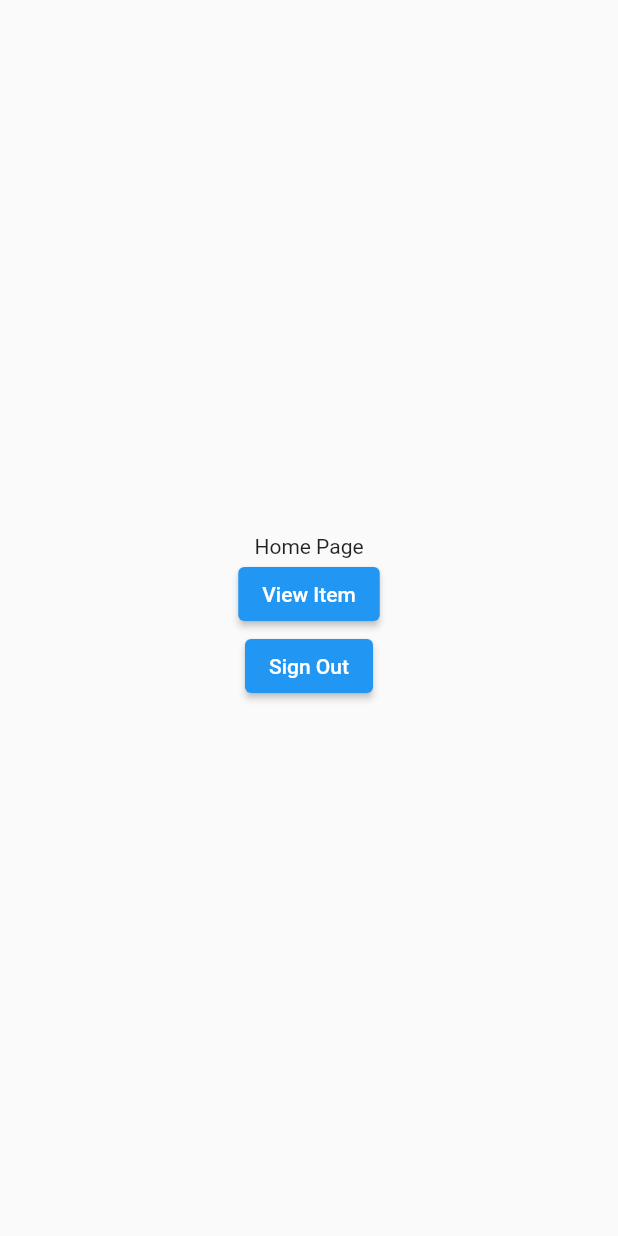
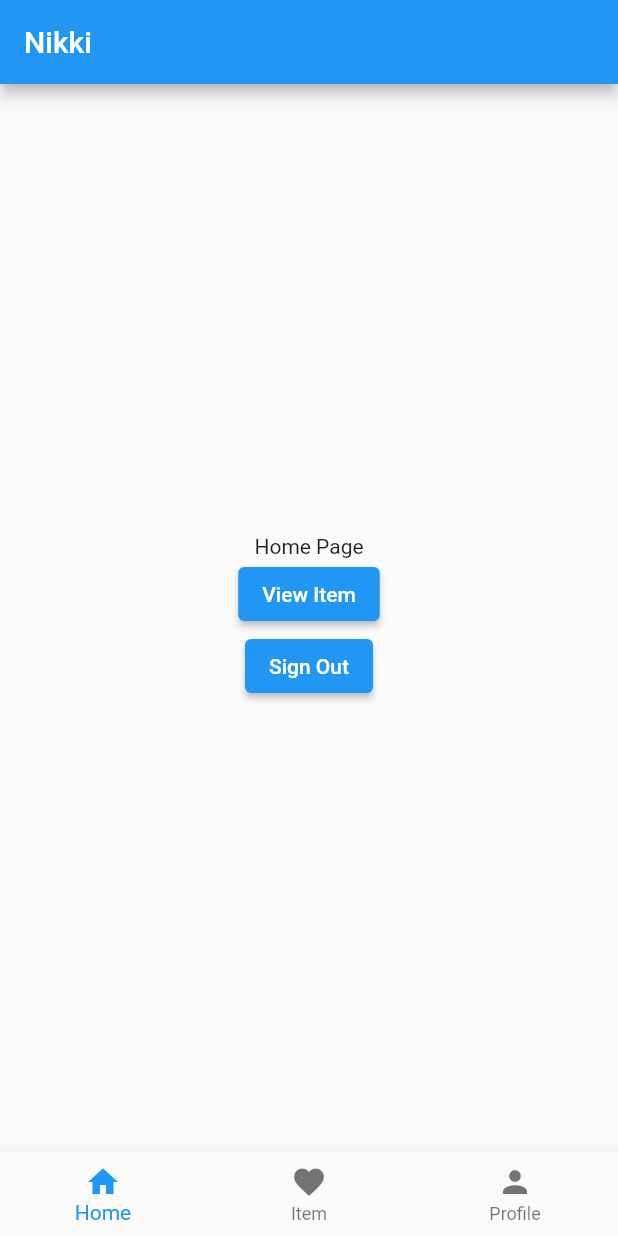
Before and after one commit to KeithBacalso/flutter_gorouter, a Flutter app: the screen it shows after launch, after a tap on "Sign In", after a tap on "Done", on a phone screen of 412 x 824 dp. Run offline on Flutter 3.47's test engine with Material 2 defaults, Android fonts, the phone set to English and light mode, and no system bars; our stand-ins replace bloc, flutter_bloc, freezed_annotation, go_router, hive_flutter; accounts and stored records are empty.

Commit message:
Added bottom nav bar.

```diff
--- /dev/null
+++ b/lib/pages/favorites_page.dart
@@ -0,0 +1,14 @@
+import 'package:flutter/material.dart';
+
+class FavoritesPage extends StatelessWidget {
+  const FavoritesPage({super.key});
+
+  @override
+  Widget build(BuildContext context) {
+    return const Scaffold(
+      body: Center(
+        child: Text('Favorites Page'),
+      ),
+    );
+  }
+}
--- a/lib/pages/home_page.dart
+++ b/lib/pages/home_page.dart
@@ -6,12 +6,13 @@ import '../cubit/user_cubit.dart';
 import '../router/route_utils.dart';
 
 class HomePage extends StatelessWidget {
-  const HomePage({super.key});
+  const HomePage({
+    Key? key,
+  }) : super(key: key);
 
   @override
   Widget build(BuildContext context) {
-    return Scaffold(
-      body: Center(
+    return Center(
       child: Column(
         mainAxisAlignment: MainAxisAlignment.center,
         children: [
@@ -30,7 +31,6 @@ class HomePage extends StatelessWidget {
           ),
         ],
       ),
-      ),
     );
   }
 }
--- a/lib/pages/view_profile_page.dart
+++ b/lib/pages/profile_page.dart
@@ -1,14 +1,13 @@
-
 import 'package:flutter/material.dart';
 
-class ViewProfilePage extends StatelessWidget {
-  const ViewProfilePage({super.key});
+class ProfilePage extends StatelessWidget {
+  const ProfilePage({super.key});
 
   @override
   Widget build(BuildContext context) {
     return const Scaffold(
       body: Center(
-        child: Text('View Profile Page'),
+        child: Text('Profile Page'),
       ),
     );
   }
--- /dev/null
+++ b/lib/pages/root_page.dart
@@ -0,0 +1,58 @@
+import 'package:flutter/material.dart';
+import 'package:go_router/go_router.dart';
+
+import '../router/route_utils.dart';
+import 'favorites_page.dart';
+import 'home_page.dart';
+import 'profile_page.dart';
+
+//* RootPage is where the bottom nav pages are set up.
+class RootPage extends StatefulWidget {
+  const RootPage({super.key});
+
+  @override
+  State<RootPage> createState() => _RootPageState();
+}
+
+class _RootPageState extends State<RootPage> {
+  int _selectedIndex = 0;
+  late String _appbarTitle;
+
+  @override
+  Widget build(BuildContext context) {
+    const bottomNavBarItems = <BottomNavigationBarItem>[
+      BottomNavigationBarItem(icon: Icon(Icons.home), label: 'Home'),
+      BottomNavigationBarItem(icon: Icon(Icons.favorite), label: 'Item'),
+      BottomNavigationBarItem(icon: Icon(Icons.person), label: 'Profile'),
+    ];
+
+    if (_selectedIndex == 0) _appbarTitle = 'Nikki';
+    if (_selectedIndex == 1) _appbarTitle = 'Favorites';
+    if (_selectedIndex == 2) _appbarTitle = 'Profile';
+
+    return Scaffold(
+      appBar: AppBar(title: Text(_appbarTitle)),
+      bottomNavigationBar: BottomNavigationBar(
+        currentIndex: _selectedIndex,
+        onTap: (index) {
+          setState(() {
+            _selectedIndex = index;
+
+            //* === UNCOMMENT CODE TO TRY ===
+            //* These 3 will not work if there path are not in GoRouter's routes.
+            //* These 3 will still work in mobile if removed because there is setState() _selectedIndex.
+            //* Web will still work if removed, but it is recommended because you can see the full path updating.
+            // if (_selectedIndex == 0) context.go(PAGE.home.path);
+            // if (_selectedIndex == 1) context.go(PAGE.favorites.path);
+            // if (_selectedIndex == 2) context.go(PAGE.profile.path);
+          });
+        },
+        items: bottomNavBarItems,
+      ),
+      body: IndexedStack(
+        index: _selectedIndex,
+        children: const [HomePage(), FavoritesPage(), ProfilePage()],
+      ),
+    );
+  }
+}
--- a/lib/router/app_router.dart
+++ b/lib/router/app_router.dart
@@ -2,16 +2,17 @@ import 'dart:async';
 
 import 'package:flutter/cupertino.dart';
 import 'package:go_router/go_router.dart';
+import 'package:my_router/pages/favorites_page.dart';
 
 import '../cubit/user_cubit.dart';
 import '../pages/error_page.dart';
-import '../pages/home_page.dart';
+import '../pages/root_page.dart';
 import '../pages/onboarding_page.dart';
 import '../pages/sign_in_page.dart';
 import '../pages/sign_up_page.dart';
 import '../pages/splash_page.dart';
 import '../pages/view_item_page.dart';
-import '../pages/view_profile_page.dart';
+import '../pages/profile_page.dart';
 import 'route_utils.dart';
 
 class AppRouter {
@@ -27,12 +28,14 @@ class AppRouter {
       const SignUpPage();
   static Widget _onboardingPage(BuildContext context, GoRouterState state) =>
       const OnboardingPage();
-  static Widget _homePage(BuildContext context, GoRouterState state) =>
-      const HomePage();
+  static Widget _rootPage(BuildContext context, GoRouterState state) =>
+      const RootPage();
   static Widget _viewItemPage(BuildContext context, GoRouterState state) =>
       const ViewItemPage();
-  static Widget _viewProfilePage(BuildContext context, GoRouterState state) =>
-      const ViewProfilePage();
+  static Widget _favoritesPage(BuildContext context, GoRouterState state) =>
+      const FavoritesPage();
+  static Widget _profilePage(BuildContext context, GoRouterState state) =>
+      const ProfilePage();
   static Widget _errorPage(BuildContext context, GoRouterState state) =>
       const ErrorPage();
 
@@ -66,20 +69,33 @@ class AppRouter {
       GoRoute(
         path: PAGE.home.path,
         name: PAGE.home.name,
-        builder: _homePage,
+        builder: _rootPage,
         routes: [
           GoRoute(
             path: PAGE.viewItem.path,
             name: PAGE.viewItem.name,
             builder: _viewItemPage,
           ),
-          GoRoute(
-            path: PAGE.viewProfile.path,
-            name: PAGE.viewProfile.name,
-            builder: _viewProfilePage,
-          ),
         ],
       ),
+
+      //* === UNCOMMENT CODE TO TRY ===
+      //* These 3 routes home, favorites, and profile are in the Root Page bottom nav items.
+      //* We used redirect: to them instead of builder: because if we used builder:
+      //* it will only navigate the page to its single page not including the bottom nav bar items.
+      //* This is also very useful for deeplinking.
+      // GoRoute(
+      //   path: PAGE.home.path,
+      //   redirect: (context, state) => PAGE.home.path,
+      // ),
+      // GoRoute(
+      //   path: PAGE.favorites.path,
+      //   redirect: (context, state) => PAGE.home.path,
+      // ),
+      // GoRoute(
+      //   path: PAGE.profile.path,
+      //   redirect: (context, state) => PAGE.home.path,
+      // ),
 
       //* This error page inside routes is used for manually navigating the user here.
       GoRoute(
--- a/lib/router/route_utils.dart
+++ b/lib/router/route_utils.dart
@@ -1,12 +1,40 @@
 enum PAGE {
-  home(path: '/', name: 'Home'),
-  splash(path: '/splash', name: 'Splash'),
-  signin(path: '/signin', name: 'Signin'),
-  signup(path: 'signup', name: 'Signup'),
-  onboarding(path: '/onboarding', name: 'Onboarding'),
-  viewItem(path: 'viewItem', name: 'ViewItem'),
-  viewProfile(path: 'viewProfile', name: 'ViewProfile'),
-  error(path: '/error', name: 'Error');
+  home(
+    path: '/',
+    name: 'Home',
+  ),
+  splash(
+    path: '/splash',
+    name: 'Splash',
+  ),
+  signin(
+    path: '/signin',
+    name: 'Signin',
+  ),
+  signup(
+    path: 'signup',
+    name: 'Signup',
+  ),
+  onboarding(
+    path: '/onboarding',
+    name: 'Onboarding',
+  ),
+  viewItem(
+    path: 'viewItem',
+    name: 'ViewItem',
+  ),
+  favorites(
+    path: '/favorites',
+    name: 'Favorites',
+  ),
+  profile(
+    path: '/profile',
+    name: 'Profile',
+  ),
+  error(
+    path: '/error',
+    name: 'Error',
+  );
 
   final String path;
   final String name;
```
Lines whose indentation alone changed are shown as unchanged.
